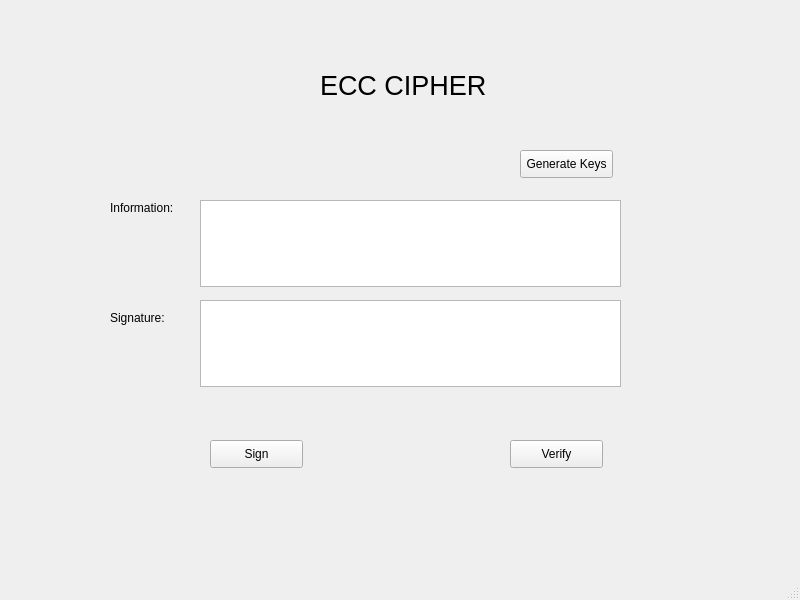
The window that lab-03/ui/ecc.ui (Thangbba/BuiTrongThang-2280602983) describes before a commit, drawn with Qt 5.
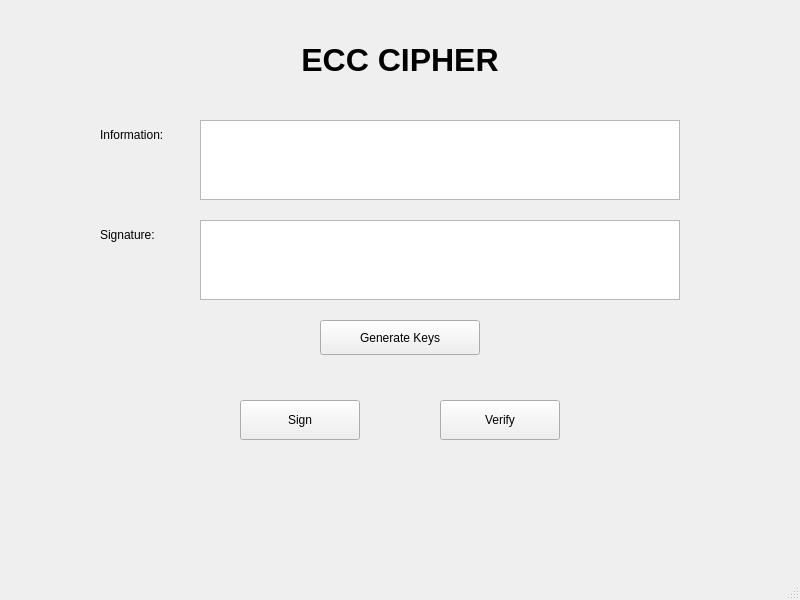
The same window after the commit.

What changed in the file:
```diff
--- a/lab-03/ui/ecc.ui
+++ b/lab-03/ui/ecc.ui
@@ -14,79 +14,26 @@
    <string>MainWindow</string>
   </property>
   <widget class="QWidget" name="centralwidget">
-   <widget class="QTextEdit" name="txt_infor">
-    <property name="geometry">
-     <rect>
-      <x>200</x>
-      <y>200</y>
-      <width>421</width>
-      <height>87</height>
-     </rect>
-    </property>
-   </widget>
-   <widget class="QTextEdit" name="txt_sig">
-    <property name="geometry">
-     <rect>
-      <x>200</x>
-      <y>300</y>
-      <width>421</width>
-      <height>87</height>
-     </rect>
-    </property>
-   </widget>
-   <widget class="QPushButton" name="btn_sign">
-    <property name="geometry">
-     <rect>
-      <x>210</x>
-      <y>440</y>
-      <width>93</width>
-      <height>28</height>
-     </rect>
-    </property>
-    <property name="text">
-     <string>Sign</string>
-    </property>
-   </widget>
-   <widget class="QPushButton" name="btn_ve">
-    <property name="geometry">
-     <rect>
-      <x>510</x>
-      <y>440</y>
-      <width>93</width>
-      <height>28</height>
-     </rect>
-    </property>
-    <property name="text">
-     <string>Verify</string>
-    </property>
-   </widget>
-   <widget class="QPushButton" name="btn_gen_ks">
-    <property name="geometry">
-     <rect>
-      <x>520</x>
-      <y>150</y>
-      <width>93</width>
-      <height>28</height>
-     </rect>
-    </property>
-    <property name="text">
-     <string>Generate Keys</string>
-    </property>
-   </widget>
+
+   <!-- Tiêu đề chính -->
    <widget class="QLabel" name="label">
     <property name="geometry">
      <rect>
-      <x>320</x>
-      <y>50</y>
-      <width>191</width>
-      <height>71</height>
+      <x>250</x>
+      <y>30</y>
+      <width>300</width>
+      <height>60</height>
      </rect>
     </property>
     <property name="font">
      <font>
-      <pointsize>20</pointsize>
+      <pointsize>24</pointsize>
+      <bold>true</bold>
      </font>
     </property>
+    <property name="alignment">
+     <set>Qt::AlignCenter</set>
+    </property>
     <property name="text">
      <string>ECC CIPHER</string>
     </property>
@@ -94,29 +41,97 @@
    <widget class="QLabel" name="label_2">
     <property name="geometry">
      <rect>
-      <x>110</x>
-      <y>200</y>
-      <width>81</width>
-      <height>16</height>
+      <x>100</x>
+      <y>120</y>
+      <width>100</width>
+      <height>30</height>
      </rect>
     </property>
     <property name="text">
      <string>Information:</string>
     </property>
    </widget>
+   <widget class="QTextEdit" name="txt_infor">
+    <property name="geometry">
+     <rect>
+      <x>200</x>
+      <y>120</y>
+      <width>480</width>
+      <height>80</height>
+     </rect>
+    </property>
+   </widget>
+
+   <!-- Chữ ký -->
    <widget class="QLabel" name="label_3">
     <property name="geometry">
      <rect>
-      <x>110</x>
-      <y>310</y>
-      <width>81</width>
-      <height>16</height>
+      <x>100</x>
+      <y>220</y>
+      <width>100</width>
+      <height>30</height>
      </rect>
     </property>
     <property name="text">
      <string>Signature:</string>
     </property>
    </widget>
+   <widget class="QTextEdit" name="txt_sig">
+    <property name="geometry">
+     <rect>
+      <x>200</x>
+      <y>220</y>
+      <width>480</width>
+      <height>80</height>
+     </rect>
+    </property>
+   </widget>
+
+   <!-- Nút tạo khóa -->
+   <widget class="QPushButton" name="btn_gen_ks">
+    <property name="geometry">
+     <rect>
+      <x>320</x>
+      <y>320</y>
+      <width>160</width>
+      <height>35</height>
+     </rect>
+    </property>
+    <property name="text">
+     <string>Generate Keys</string>
+    </property>
+   </widget>
+
+   <!-- Nút ký -->
+   <widget class="QPushButton" name="btn_sign">
+    <property name="geometry">
+     <rect>
+      <x>240</x>
+      <y>400</y>
+      <width>120</width>
+      <height>40</height>
+     </rect>
+    </property>
+    <property name="text">
+     <string>Sign</string>
+    </property>
+   </widget>
+
+   <!-- Nút xác thực -->
+   <widget class="QPushButton" name="btn_ve">
+    <property name="geometry">
+     <rect>
+      <x>440</x>
+      <y>400</y>
+      <width>120</width>
+      <height>40</height>
+     </rect>
+    </property>
+    <property name="text">
+     <string>Verify</string>
+    </property>
+   </widget>
+
   </widget>
   <widget class="QMenuBar" name="menubar">
    <property name="geometry">
```
Left out of the diff: 4 changed lines with no effect on the pictures.
